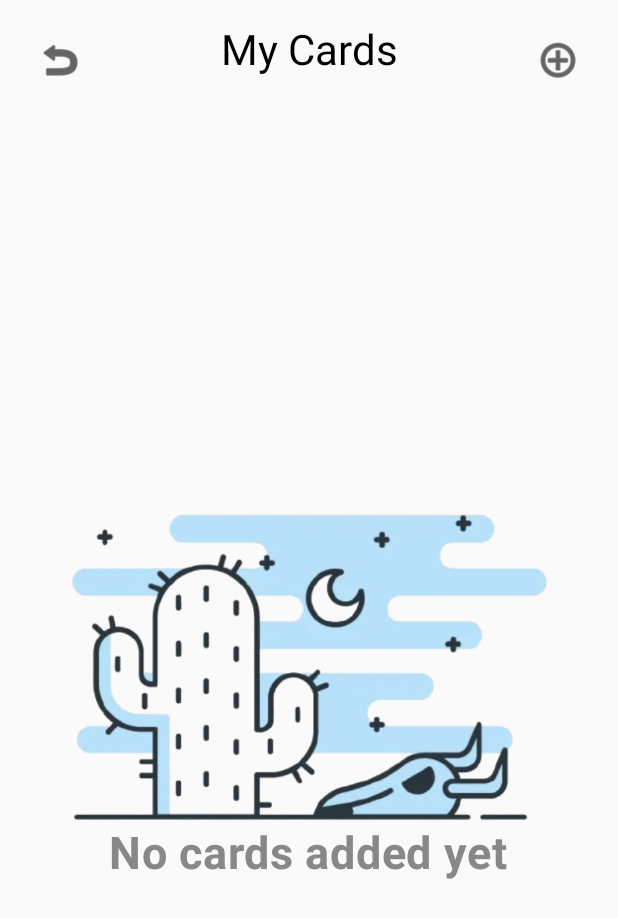
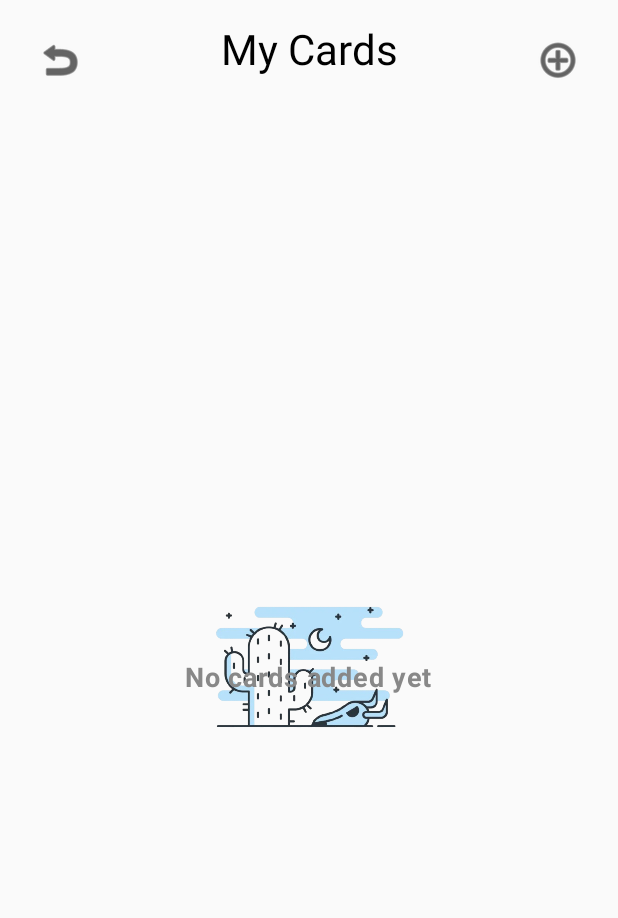
Before and after one commit to IT-Teacher/ITSchoolBank, an Android app built with Jetpack Compose: the screen it shows after launch (MainActivity), on a phone screen of 412 x 824 dp. Shown: the top 918 px of the screen. Run offline under Robolectric (Android 15) with nearby library versions, the phone set to English and light mode, and no system bars.

Commit message:
card complete

```diff
--- a/app/build.gradle.kts
+++ b/app/build.gradle.kts
@@ -40,6 +40,7 @@ android {
 }
 
 dependencies {
+    implementation("androidx.navigation:navigation-compose:2.9.5")
 
     implementation(libs.androidx.core.ktx)
     implementation(libs.androidx.lifecycle.runtime.ktx)
--- a/app/src/main/java/uz/itteacher/itschoolbank/CardViewModel.kt
+++ b/app/src/main/java/uz/itteacher/itschoolbank/CardViewModel.kt
@@ -25,7 +25,7 @@ class CardViewModel : ViewModel() {
         val index = cards.indexOfFirst { it.cardNumber == updatedCard.cardNumber }
         if (index != -1) {
             cards[index] = updatedCard
-            repository.addCard(updatedCard) // Overwrite in repository
+            repository.addCard(updatedCard)
         }
     }
 
@@ -34,7 +34,9 @@ class CardViewModel : ViewModel() {
         if (index != -1 && index != cards.lastIndex) {
             cards.removeAt(index)
             cards.add(card)
-            repository.updateCards(cards) // Update repository with new order
+            println("ViewModel moved card to main: ${card.cardNumber}") // Debug print
+            repository.updateCards(cards.toList()) // Update repository
+            loadCards() // Reload to sync with repository
         }
     }
 }
--- a/app/src/main/java/uz/itteacher/itschoolbank/MyCardsScreen.kt
+++ b/app/src/main/java/uz/itteacher/itschoolbank/MyCardsScreen.kt
@@ -19,6 +19,7 @@ import androidx.compose.ui.unit.sp
 
 @Composable
 fun MyCardsScreen(viewModel: CardViewModel, onAddCard: () -> Unit, onCardClick: () -> Unit) {
+    viewModel.loadCards() // Reload cards on each render to ensure latest order
     val cards = viewModel.cards
 
     Column(modifier = Modifier.fillMaxSize().padding(16.dp)) {
@@ -45,17 +46,16 @@ fun MyCardsScreen(viewModel: CardViewModel, onAddCard: () -> Unit, onCardClick:
         if (cards.isEmpty()) {
             Box(modifier = Modifier.fillMaxSize(), contentAlignment = Alignment.Center) {
                 Image(
-                    painter = painterResource(id = R.drawable.ic_empty), // Custom empty icon
+                    painter = painterResource(id = R.drawable.ic_empty),
                     contentDescription = "No cards",
-                    modifier = Modifier.size(600.dp) // Increased size to 150 dp
+                    modifier = Modifier.size(150.dp)
                 )
-                Spacer(modifier = Modifier.height(16.dp))
                 Text(
                     text = "No cards added yet",
-                    modifier = Modifier.padding(top = 250.dp), // Space between image and text
-                    fontSize = 30.sp, // Larger font size
-                    fontWeight = FontWeight.Bold, // Bold styling
-                    color = Color.Gray // Stylish color
+                    modifier = Modifier.padding(top = 16.dp),
+                    fontSize = 18.sp,
+                    fontWeight = FontWeight.Bold,
+                    color = Color.Gray
                 )
             }
         } else {
```
Also changed, not shown: app/src/main/java/uz/itteacher/itschoolbank/AddNewCardsScreen.kt (+26 -10 lines), app/src/main/java/uz/itteacher/itschoolbank/AllCardsScreen.kt (+19 -4 lines), app/src/main/java/uz/itteacher/itschoolbank/CardRepository.kt (+12 -0 lines), app/src/main/java/uz/itteacher/itschoolbank/MainActivity.kt (+5 -3 lines).
